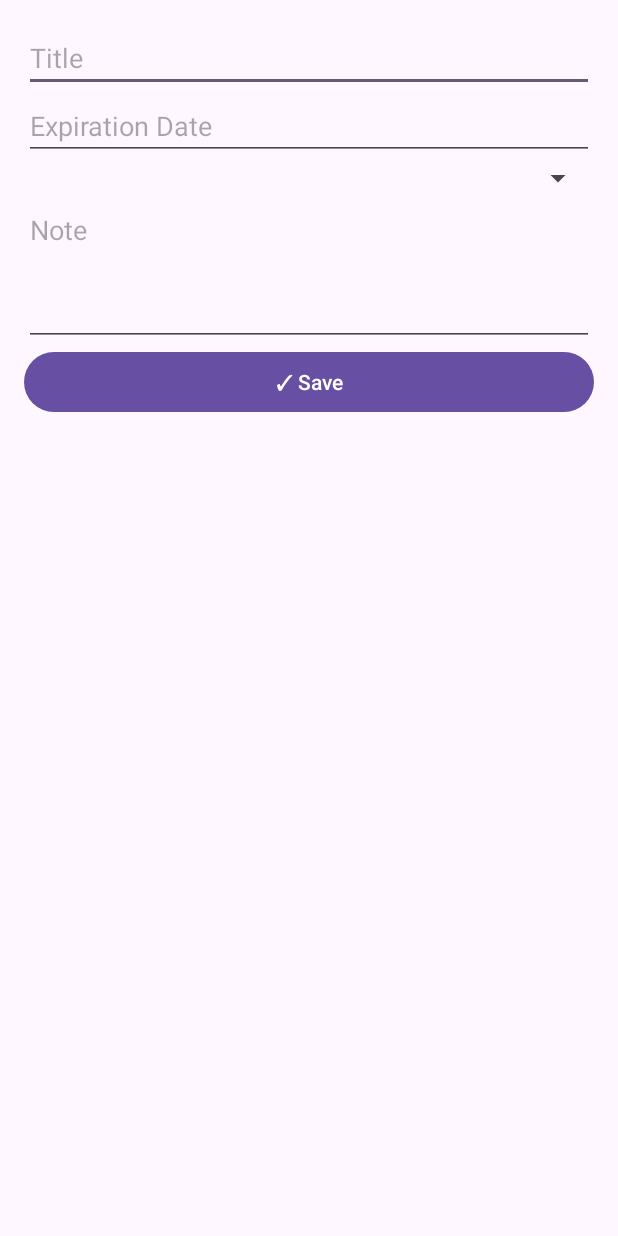
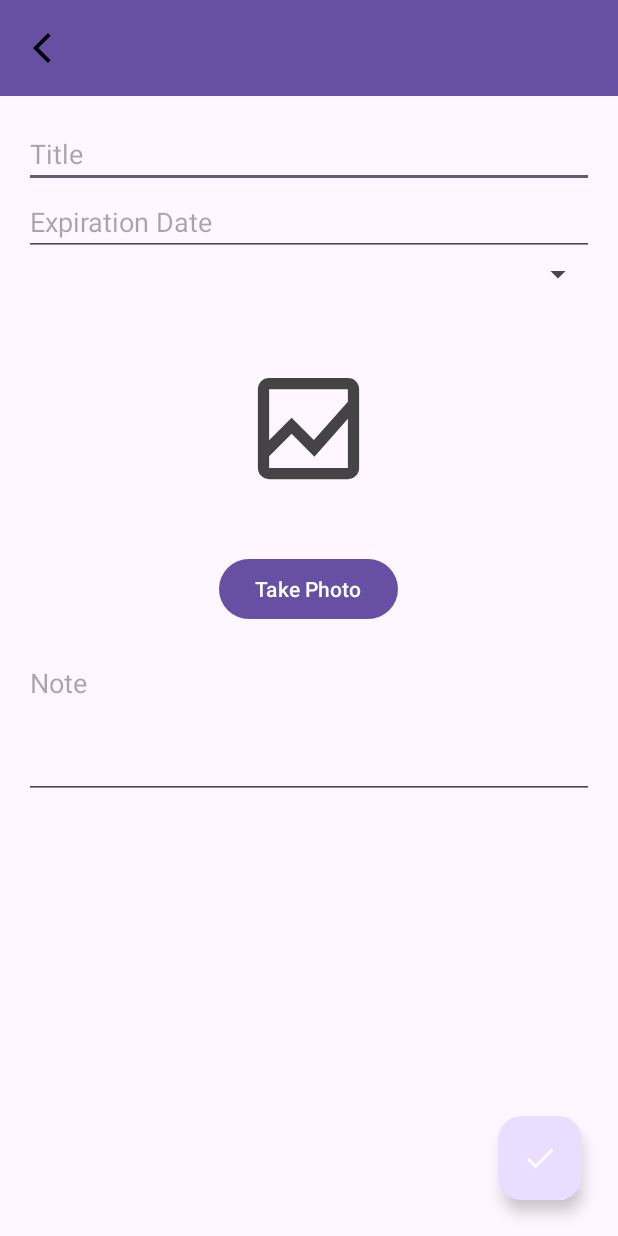
Before and after one commit to Jacq0104/ExpirationTracker-Java, an Android app: the layout activity_add_page.xml on its own in the app's theme, with its tools: preview values and no code run, on a phone screen of 412 x 824 dp. Run offline under Robolectric (Android 15) with nearby library versions, the phone set to English and light mode, and no system bars.

Commit message:
create a new page for adding

```diff
--- /dev/null
+++ b/app/src/main/res/drawable/ic_arrow_back.xml
@@ -0,0 +1,5 @@
+<vector xmlns:android="http://schemas.android.com/apk/res/android" android:height="24dp" android:tint="#000000" android:viewportHeight="960" android:viewportWidth="960" android:width="24dp">
+
+    <path android:fillColor="@android:color/white" android:pathData="M640,880L240,480L640,80L711,151L382,480L711,809L640,880Z"/>
+
+</vector>
--- /dev/null
+++ b/app/src/main/res/drawable/ic_camera.xml
@@ -0,0 +1,5 @@
+<vector xmlns:android="http://schemas.android.com/apk/res/android" android:alpha="0.73" android:height="24dp" android:tint="#000000" android:viewportHeight="960" android:viewportWidth="960" android:width="24dp">
+
+    <path android:fillColor="@android:color/white" android:pathData="M200,840Q167,840 143.5,816.5Q120,793 120,760L120,200Q120,167 143.5,143.5Q167,120 200,120L760,120Q793,120 816.5,143.5Q840,167 840,200L840,760Q840,793 816.5,816.5Q793,840 760,840L200,840ZM200,678L200,760Q200,760 200,760Q200,760 200,760L760,760Q760,760 760,760Q760,760 760,760L760,410L522,680L360,518L200,678ZM200,564L360,404L518,562L760,290L760,200Q760,200 760,200Q760,200 760,200L200,200Q200,200 200,200Q200,200 200,200L200,564ZM200,410L200,290L200,562L200,404L200,564L200,678L200,518L200,680L200,410ZM200,564L200,200Q200,200 200,200Q200,200 200,200L200,200Q200,200 200,200Q200,200 200,200L200,290L200,562L200,404L200,564ZM200,678L200,518L200,680L200,410L200,760Q200,760 200,760Q200,760 200,760L200,760Q200,760 200,760Q200,760 200,760L200,678Z"/>
+
+</vector>
--- /dev/null
+++ b/app/src/main/res/drawable/ic_check.xml
@@ -0,0 +1,5 @@
+<vector xmlns:android="http://schemas.android.com/apk/res/android" android:height="24dp" android:tint="#000000" android:viewportHeight="24" android:viewportWidth="24" android:width="24dp">
+
+    <path android:fillColor="@android:color/white" android:pathData="M9,16.17L4.83,12l-1.42,1.41L9,19 21,7l-1.41,-1.41z"/>
+
+</vector>
--- a/app/src/main/res/layout/activity_add_page.xml
+++ b/app/src/main/res/layout/activity_add_page.xml
@@ -1,12 +1,35 @@
-<ScrollView xmlns:android="http://schemas.android.com/apk/res/android"
+<?xml version="1.0" encoding="utf-8"?>
+<androidx.coordinatorlayout.widget.CoordinatorLayout xmlns:android="http://schemas.android.com/apk/res/android"
+    xmlns:app="http://schemas.android.com/apk/res-auto"
+    xmlns:tools="http://schemas.android.com/tools"
     android:layout_width="match_parent"
     android:layout_height="match_parent"
-    android:padding="16dp">
+    tools:context=".AddPage">
+
+    <!-- ① 上方工具列 -->
+    <com.google.android.material.appbar.MaterialToolbar
+        android:id="@+id/toolbar"
+        android:layout_width="match_parent"
+        android:layout_height="?attr/actionBarSize"
+        android:background="?attr/colorPrimary"
+        android:title="New"
+        android:titleTextColor="@android:color/white"
+        app:navigationIcon="@drawable/ic_arrow_back"
+        app:navigationContentDescription="Back" />
+
+    <!-- ② 主內容卷軸 -->
+    <ScrollView
+        android:layout_width="match_parent"
+        android:layout_height="match_parent"
+        android:layout_marginTop="?attr/actionBarSize"
+        android:padding="16dp"
+        android:clipToPadding="false">
 
         <LinearLayout
             android:orientation="vertical"
             android:layout_width="match_parent"
-        android:layout_height="wrap_content">
+            android:layout_height="wrap_content"
+            android:gravity="center_horizontal">
 
             <EditText
                 android:id="@+id/editTitle"
@@ -26,6 +49,31 @@
                 android:layout_width="match_parent"
                 android:layout_height="wrap_content" />
 
+            <!-- 拍照區塊 -->
+            <LinearLayout
+                android:layout_width="match_parent"
+                android:layout_height="wrap_content"
+                android:orientation="vertical"
+                android:gravity="center"
+                android:layout_marginTop="16dp"
+                android:layout_marginBottom="16dp">
+
+                <ImageView
+                    android:id="@+id/imagePreview"
+                    android:src="@drawable/ic_camera"
+                    android:layout_width="150dp"
+                    android:layout_height="150dp"
+                    android:padding="30dp" />
+                <!--android:background="@drawable/circle_background"-->
+
+                <Button
+                    android:id="@+id/btnTakePhoto"
+                    android:text="Take Photo"
+                    android:layout_width="wrap_content"
+                    android:layout_height="wrap_content"
+                    android:layout_marginTop="8dp" />
+            </LinearLayout>
+
             <EditText
                 android:id="@+id/editNote"
                 android:hint="Note"
@@ -34,10 +82,18 @@
                 android:minHeight="100dp"
                 android:gravity="top" />
 
-        <Button
-            android:id="@+id/btnSave"
-            android:text="✓ Save"
-            android:layout_width="match_parent"
-            android:layout_height="wrap_content" />
         </LinearLayout>
     </ScrollView>
+
+    <!-- ③ 右下角浮動按鈕 -->
+    <com.google.android.material.floatingactionbutton.FloatingActionButton
+        android:id="@+id/fabSave"
+        android:layout_width="wrap_content"
+        android:layout_height="wrap_content"
+        android:layout_gravity="bottom|end"
+        android:layout_margin="24dp"
+        android:contentDescription="Save"
+        app:srcCompat="@drawable/ic_check"
+        app:tint="@android:color/white" />
+
+</androidx.coordinatorlayout.widget.CoordinatorLayout>
```
Also changed, not shown: app/src/main/AndroidManifest.xml (+5 -4 lines), app/src/main/java/com/example/expirationtracker_java/AddPage.java (+85 -11 lines). Lines whose indentation alone changed are shown as unchanged.
